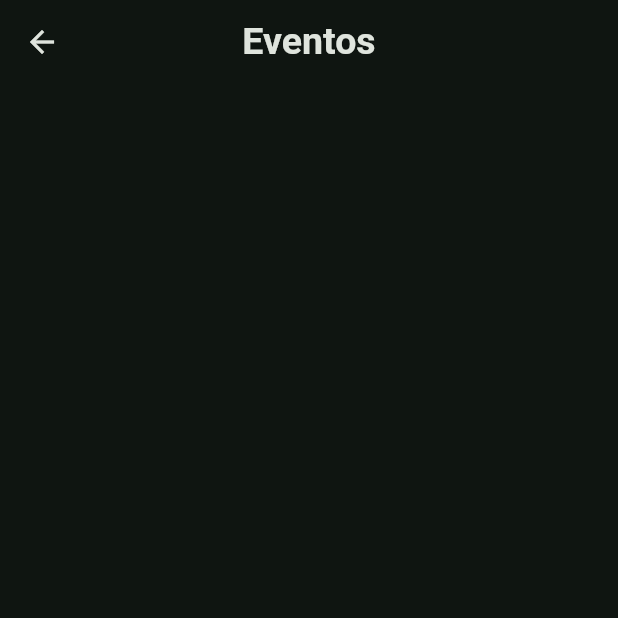
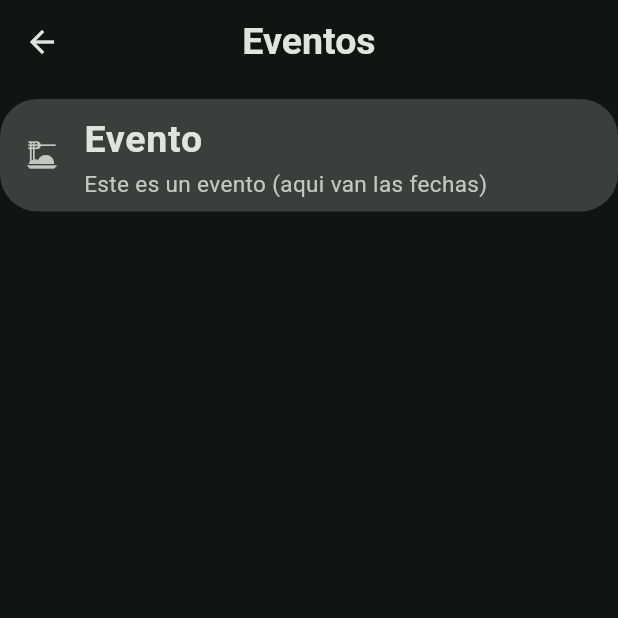
Before and after one commit to estebancespedes/MedTour, a Flutter app: the EventosPage screen opened directly, on a phone screen of 412 x 824 dp, the top half of it. Run offline on Flutter 3.47's test engine with Material 3 defaults, Android fonts, the light colour scheme and no system bars; our stand-ins replace shared_preferences; accounts and stored records are empty.

Commit message:
primera version de el apartado de eventos

```diff
--- a/lib/screens/Eventos/eventos_page.dart
+++ b/lib/screens/Eventos/eventos_page.dart
@@ -8,6 +8,20 @@ class EventosPage extends StatelessWidget {
   Widget build(BuildContext context) {
     return Scaffold(
       appBar: AppBar(title: Text('Eventos',style: Tema().titleStyle(),),centerTitle: true,forceMaterialTransparency: true,),
+      body: ListView(
+        children: [
+          SizedBox(height: 10,),
+          Container(
+            decoration: BoxDecoration(color: const Color.fromARGB(78, 158, 158, 158), borderRadius: BorderRadius.circular(25)),
+            child: ListTile(
+              leading: Icon(Icons.dinner_dining),
+              title: Text('Evento',style: Tema().titleStyle(),),
+              subtitle: Text('Este es un evento (aqui van las fechas)',style: Tema().textStyle(),),
+            ),
+          ),
+          SizedBox(height: 10,),
+        ],
+      ),
     );
   }
 }
```
